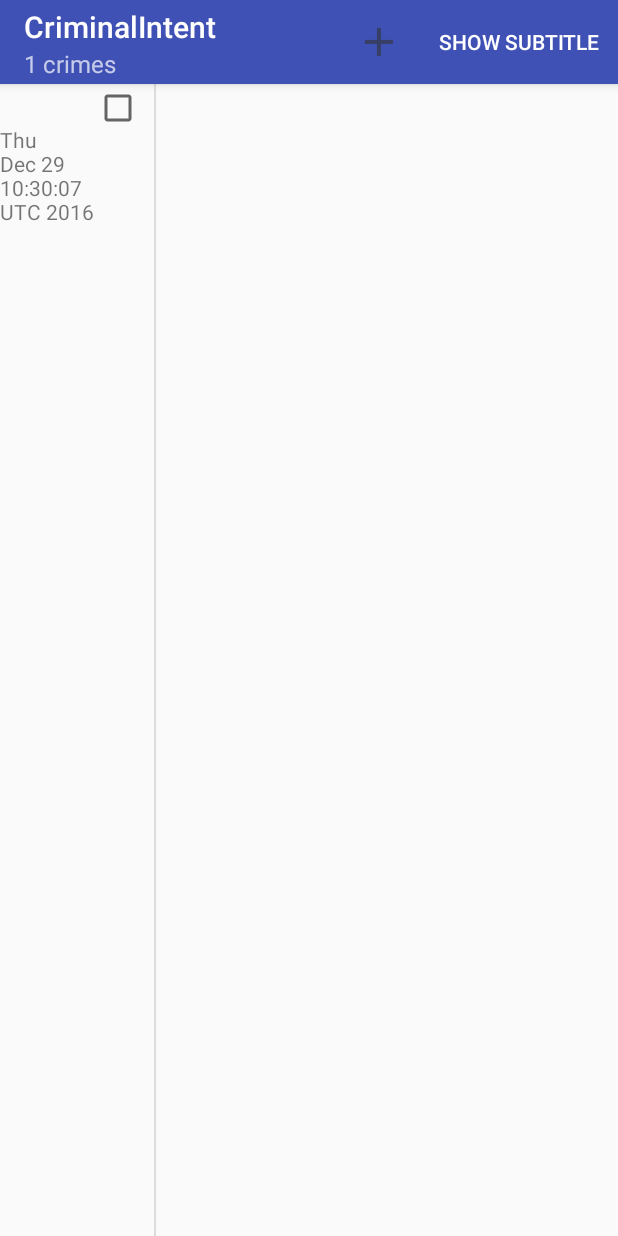
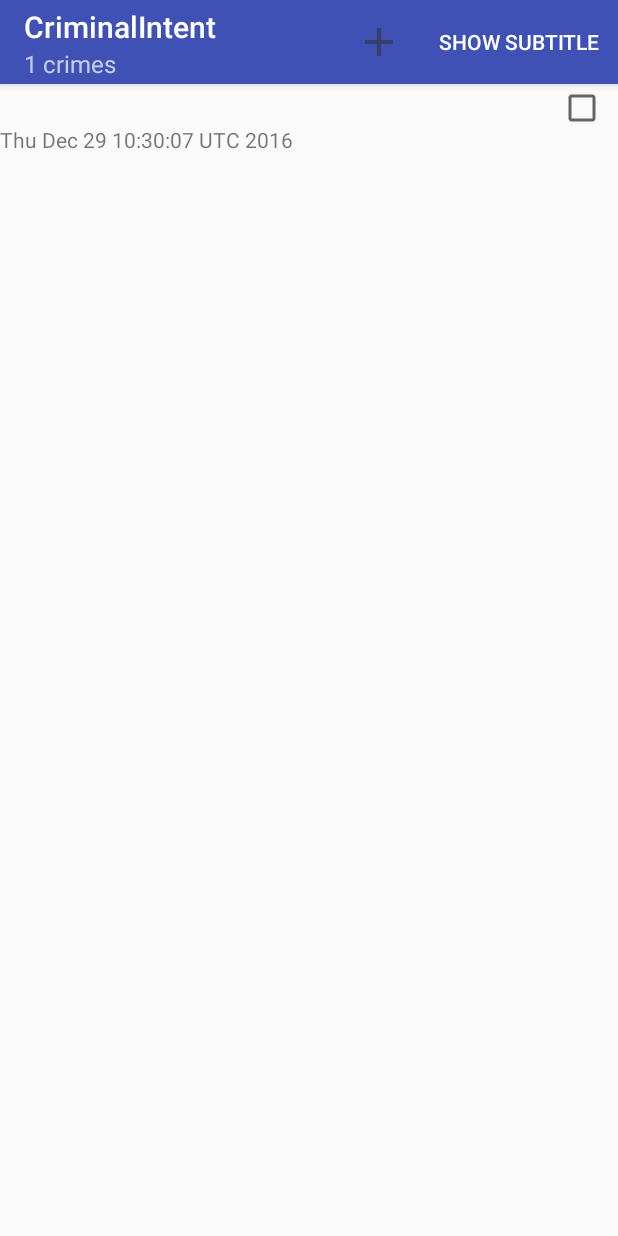
Before and after one commit to RomanArtemenko/CriminalIntent, an Android app: the screen it shows after launch (CrimeListActivity), after a tap on "SHOW SUBTITLE", on a phone screen of 412 x 824 dp. Run offline under Robolectric (Android 15) with nearby library versions, the phone set to English and light mode, and no system bars; 2 other taps on this screen came first.

Commit message:
added alias resource for tablets

```diff
--- a/app/src/main/java/com/batman/android/criminalintent/CrimeListActivity.java
+++ b/app/src/main/java/com/batman/android/criminalintent/CrimeListActivity.java
@@ -14,6 +14,6 @@ public class CrimeListActivity extends SingleFragmentActivity {
 
     @Override
     protected int getLayoutResId() {
-        return R.layout.activity_twopane;
+        return R.layout.activity_masterdetail;
     }
 }
--- /dev/null
+++ b/app/src/main/res/values-sw600dp/refs.xml
@@ -0,0 +1,7 @@
+<?xml version="1.0" encoding="utf-8"?>
+<resources>
+
+    <item name="activity_masterdetail"
+        type="layout">@layout/activity_twopane</item>
+
+</resources>
```
